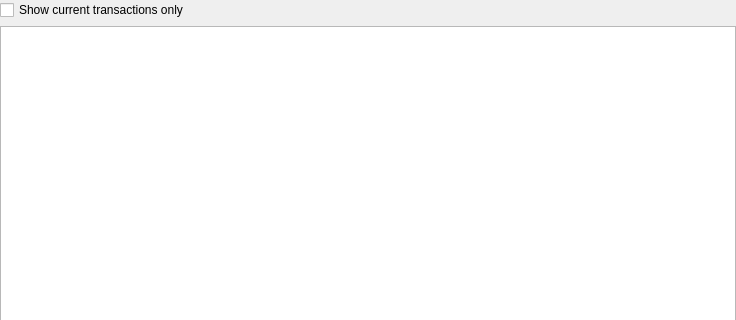
Above: src/stockmonitor/ui/widget/transactionswidget.ui from anetczuk/stock-monitor before the change; both pictures show x 0 to 736 and y 0 to 320 of the 736 by 637 pixel window. Below: the same form after it.
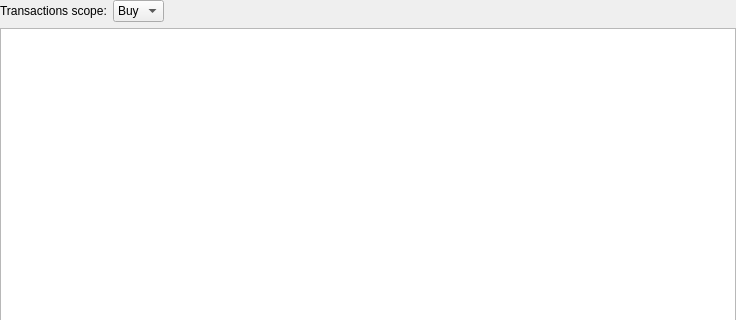
That is the form after the change. Custom widgets are drawn as their Qt base class.

Commit message: Update transactions widget: add scope

```diff
--- a/src/stockmonitor/ui/widget/transactionswidget.ui
+++ b/src/stockmonitor/ui/widget/transactionswidget.ui
@@ -27,11 +27,47 @@
     <number>0</number>
    </property>
    <item>
-    <widget class="QCheckBox" name="reduceToCurrentCB">
-     <property name="text">
-      <string>Show current transactions only</string>
-     </property>
-    </widget>
+    <layout class="QHBoxLayout" name="horizontalLayout">
+     <item>
+      <widget class="QLabel" name="label">
+       <property name="text">
+        <string>Transactions scope:</string>
+       </property>
+      </widget>
+     </item>
+     <item>
+      <widget class="QComboBox" name="transactionsScopeCB">
+       <item>
+        <property name="text">
+         <string>Buy</string>
+        </property>
+       </item>
+       <item>
+        <property name="text">
+         <string>Sell</string>
+        </property>
+       </item>
+       <item>
+        <property name="text">
+         <string>All</string>
+        </property>
+       </item>
+      </widget>
+     </item>
+     <item>
+      <spacer name="horizontalSpacer">
+       <property name="orientation">
+        <enum>Qt::Horizontal</enum>
+       </property>
+       <property name="sizeHint" stdset="0">
+        <size>
+         <width>40</width>
+         <height>20</height>
+        </size>
+       </property>
+      </spacer>
+     </item>
+    </layout>
    </item>
    <item>
     <widget class="TransactionsTable" name="transactionsTable"/>
```
The commit also changes 4 other files.
